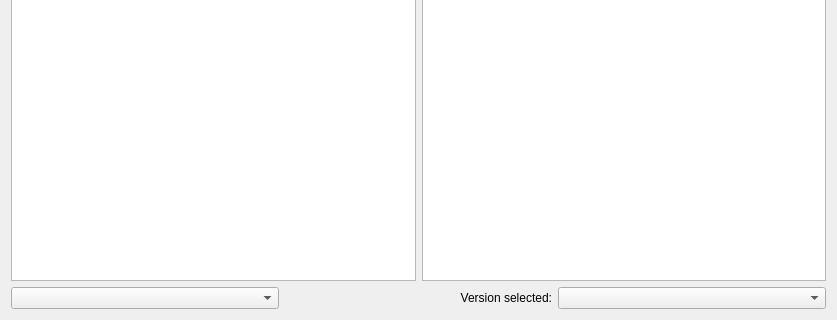
This is application/pages/modplatform/atlauncher/AtlPage.ui in FreesmTeam/FreesmLauncher as Qt 5 draws it before an edit; both pictures show x 0 to 837 and y 365 to 685 of the 837 by 685 pixel window. The edited form follows.
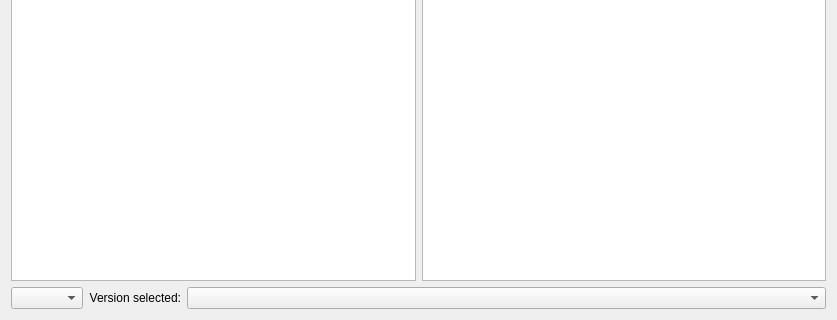
This is the edited form.

Patch:
```diff
--- a/application/pages/modplatform/atlauncher/AtlPage.ui
+++ b/application/pages/modplatform/atlauncher/AtlPage.ui
@@ -48,7 +48,14 @@
    <item row="2" column="0" colspan="2">
     <layout class="QGridLayout" name="gridLayout_4" columnstretch="0,0,0" rowminimumheight="0" columnminimumwidth="0,0,0">
      <item row="0" column="2">
-      <widget class="QComboBox" name="versionSelectionBox"/>
+      <widget class="QComboBox" name="versionSelectionBox">
+       <property name="sizePolicy">
+        <sizepolicy hsizetype="Expanding" vsizetype="Fixed">
+         <horstretch>0</horstretch>
+         <verstretch>0</verstretch>
+        </sizepolicy>
+       </property>
+      </widget>
      </item>
      <item row="0" column="1">
       <widget class="QLabel" name="label">
```
Left out of the diff: 3 changed lines with no effect on the pictures.
